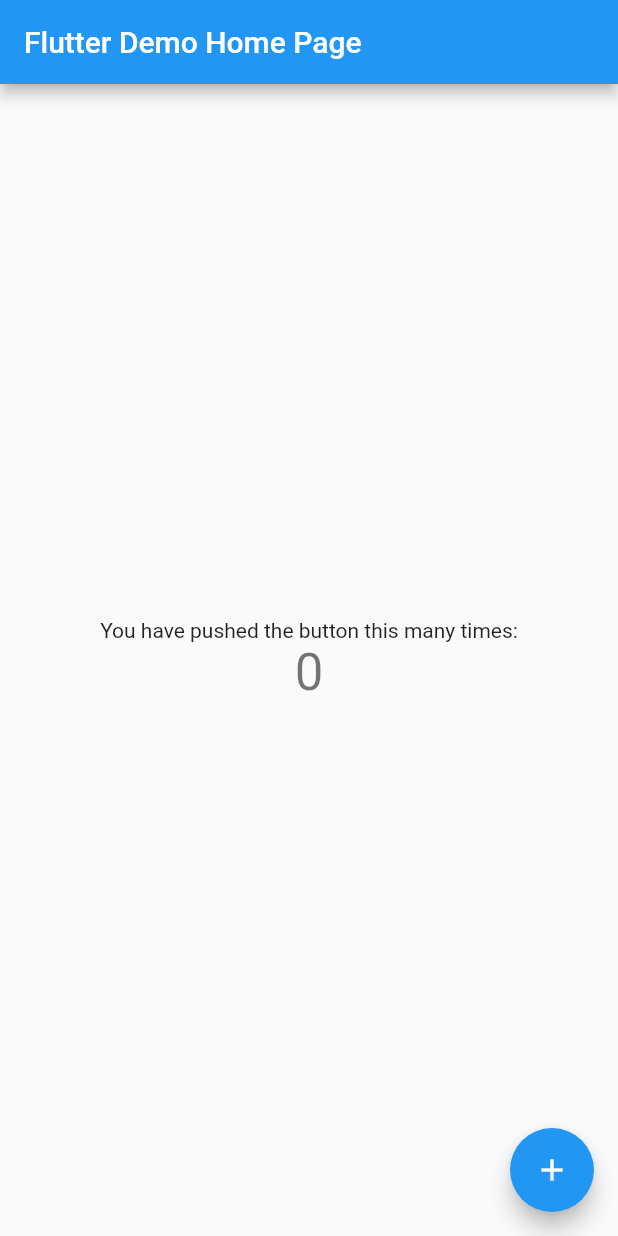
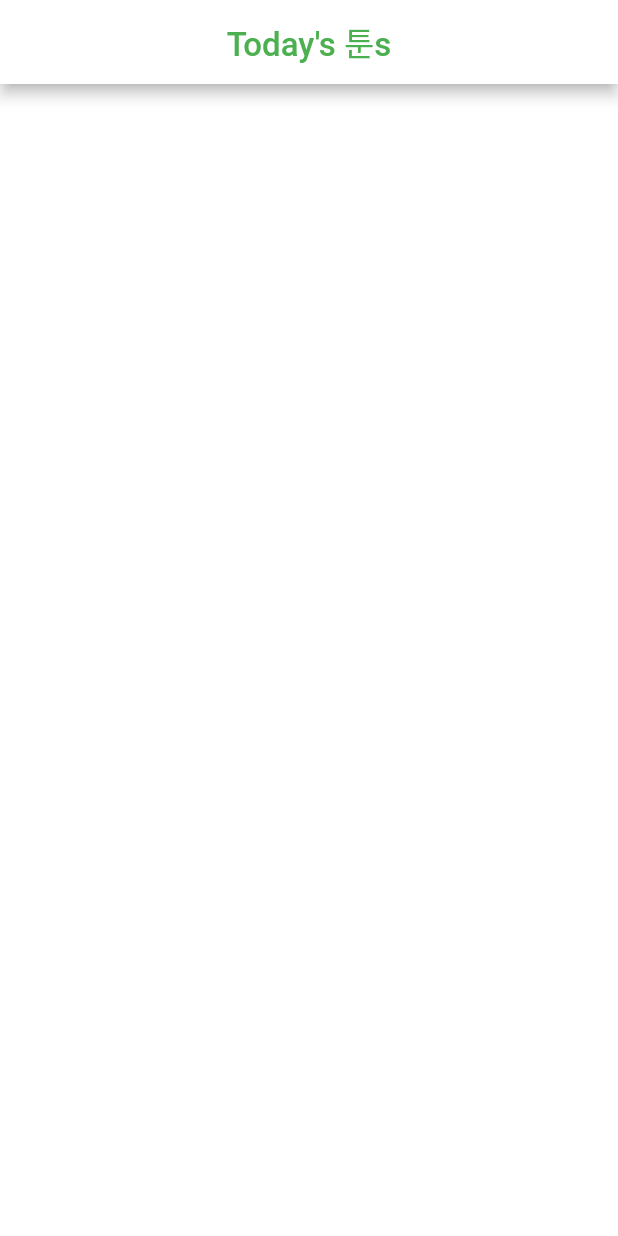
Before and after one commit to LunaGeonWoo/Flutter-toonflix, a Flutter app: the screen it shows after launch, on a phone screen of 412 x 824 dp. Run offline on Flutter 3.47's test engine with Material 2 defaults, Android fonts, the phone set to English and light mode, and no system bars.

Commit message:
AppBar Widget made

```diff
--- a/lib/main.dart
+++ b/lib/main.dart
@@ -1,115 +1,17 @@
 import 'package:flutter/material.dart';
+import 'package:toonflix/screens/home_screen.dart';
 
 void main() {
-  runApp(const MyApp());
+  runApp(const App());
 }
 
-class MyApp extends StatelessWidget {
-  const MyApp({super.key});
+class App extends StatelessWidget {
+  const App({super.key});
 
-  // This widget is the root of your application.
   @override
   Widget build(BuildContext context) {
-    return MaterialApp(
-      title: 'Flutter Demo',
-      theme: ThemeData(
-        // This is the theme of your application.
-        //
-        // Try running your application with "flutter run". You'll see the
-        // application has a blue toolbar. Then, without quitting the app, try
-        // changing the primarySwatch below to Colors.green and then invoke
-        // "hot reload" (press "r" in the console where you ran "flutter run",
-        // or simply save your changes to "hot reload" in a Flutter IDE).
-        // Notice that the counter didn't reset back to zero; the application
-        // is not restarted.
-        primarySwatch: Colors.blue,
-      ),
-      home: const MyHomePage(title: 'Flutter Demo Home Page'),
+    return const MaterialApp(
+      home: HomeScreen(),
     );
   }
 }
-
-class MyHomePage extends StatefulWidget {
-  const MyHomePage({super.key, required this.title});
-
-  // This widget is the home page of your application. It is stateful, meaning
-  // that it has a State object (defined below) that contains fields that affect
-  // how it looks.
-
-  // This class is the configuration for the state. It holds the values (in this
-  // case the title) provided by the parent (in this case the App widget) and
-  // used by the build method of the State. Fields in a Widget subclass are
-  // always marked "final".
-
-  final String title;
-
-  @override
-  State<MyHomePage> createState() => _MyHomePageState();
-}
-
-class _MyHomePageState extends State<MyHomePage> {
-  int _counter = 0;
-
-  void _incrementCounter() {
-    setState(() {
-      // This call to setState tells the Flutter framework that something has
-      // changed in this State, which causes it to rerun the build method below
-      // so that the display can reflect the updated values. If we changed
-      // _counter without calling setState(), then the build method would not be
-      // called again, and so nothing would appear to happen.
-      _counter++;
-    });
-  }
-
-  @override
-  Widget build(BuildContext context) {
-    // This method is rerun every time setState is called, for instance as done
-    // by the _incrementCounter method above.
-    //
-    // The Flutter framework has been optimized to make rerunning build methods
-    // fast, so that you can just rebuild anything that needs updating rather
-    // than having to individually change instances of widgets.
-    return Scaffold(
-      appBar: AppBar(
-        // Here we take the value from the MyHomePage object that was created by
-        // the App.build method, and use it to set our appbar title.
-        title: Text(widget.title),
-      ),
-      body: Center(
-        // Center is a layout widget. It takes a single child and positions it
-        // in the middle of the parent.
-        child: Column(
-          // Column is also a layout widget. It takes a list of children and
-          // arranges them vertically. By default, it sizes itself to fit its
-          // children horizontally, and tries to be as tall as its parent.
-          //
-          // Invoke "debug painting" (press "p" in the console, choose the
-          // "Toggle Debug Paint" action from the Flutter Inspector in Android
-          // Studio, or the "Toggle Debug Paint" command in Visual Studio Code)
-          // to see the wireframe for each widget.
-          //
-          // Column has various properties to control how it sizes itself and
-          // how it positions its children. Here we use mainAxisAlignment to
-          // center the children vertically; the main axis here is the vertical
-          // axis because Columns are vertical (the cross axis would be
-          // horizontal).
-          mainAxisAlignment: MainAxisAlignment.center,
-          children: <Widget>[
-            const Text(
-              'You have pushed the button this many times:',
-            ),
-            Text(
-              '$_counter',
-              style: Theme.of(context).textTheme.headlineMedium,
-            ),
-          ],
-        ),
-      ),
-      floatingActionButton: FloatingActionButton(
-        onPressed: _incrementCounter,
-        tooltip: 'Increment',
-        child: const Icon(Icons.add),
-      ), // This trailing comma makes auto-formatting nicer for build methods.
-    );
-  }
-}
--- /dev/null
+++ b/lib/screens/home_screen.dart
@@ -0,0 +1,23 @@
+import 'package:flutter/material.dart';
+
+class HomeScreen extends StatelessWidget {
+  const HomeScreen({super.key});
+
+  @override
+  Widget build(BuildContext context) {
+    return Scaffold(
+      backgroundColor: Colors.white,
+      appBar: AppBar(
+        backgroundColor: Colors.white,
+        foregroundColor: Colors.green,
+        centerTitle: true,
+        title: const Text(
+          "Today's 툰s",
+          style: TextStyle(
+            fontSize: 22,
+          ),
+        ),
+      ),
+    );
+  }
+}
```
Also changed, not shown: 1 other file.
